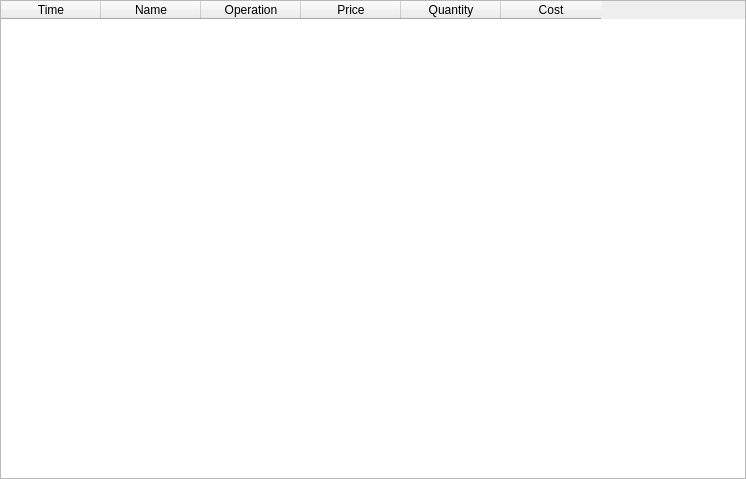
Gris87/TInvestor, file app/src/widgets/operationstablewidget/operationstablewidget.ui: the form before one commit.
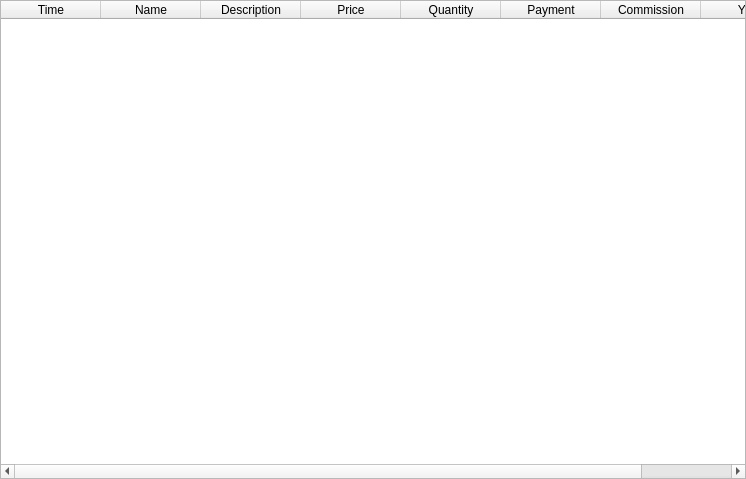
The form after the commit.

Commit message: Display all operation data

```diff
--- a/app/src/widgets/operationstablewidget/operationstablewidget.ui
+++ b/app/src/widgets/operationstablewidget/operationstablewidget.ui
@@ -38,7 +38,7 @@
       <enum>QAbstractItemView::SelectionBehavior::SelectRows</enum>
      </property>
      <property name="columnCount">
-      <number>6</number>
+      <number>8</number>
      </property>
      <attribute name="horizontalHeaderShowSortIndicator" stdset="0">
       <bool>true</bool>
@@ -55,7 +55,7 @@
      </column>
      <column>
       <property name="text">
-       <string>Operation</string>
+       <string>Description</string>
       </property>
      </column>
      <column>
@@ -70,7 +70,17 @@
      </column>
      <column>
       <property name="text">
-       <string>Cost</string>
+       <string>Payment</string>
+      </property>
+     </column>
+     <column>
+      <property name="text">
+       <string>Commission</string>
+      </property>
+     </column>
+     <column>
+      <property name="text">
+       <string>Yield</string>
       </property>
      </column>
     </widget>
```
The commit also changes 18 other files.
